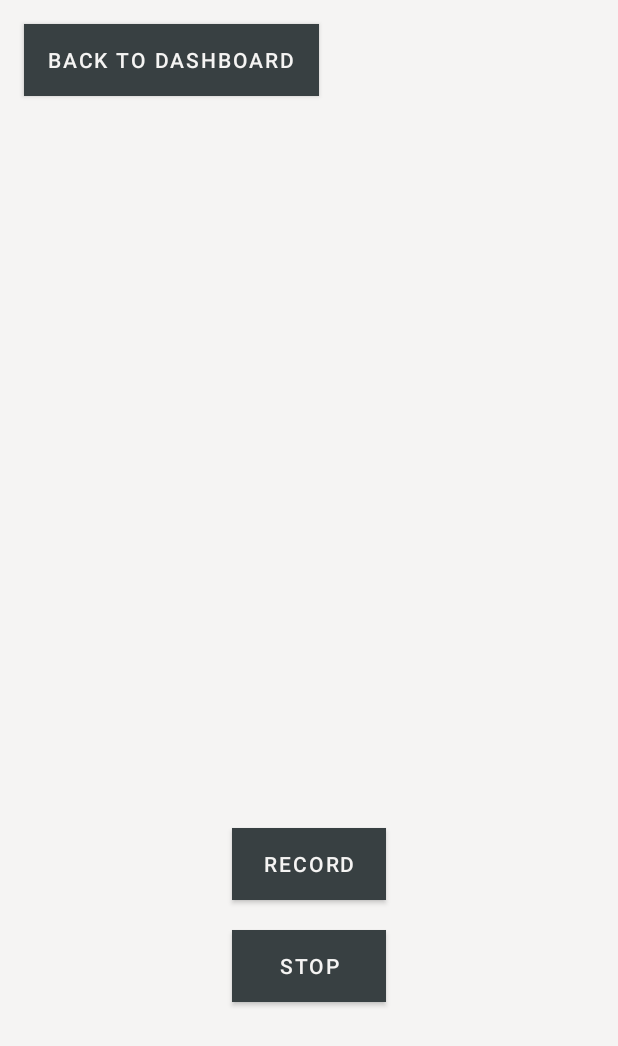
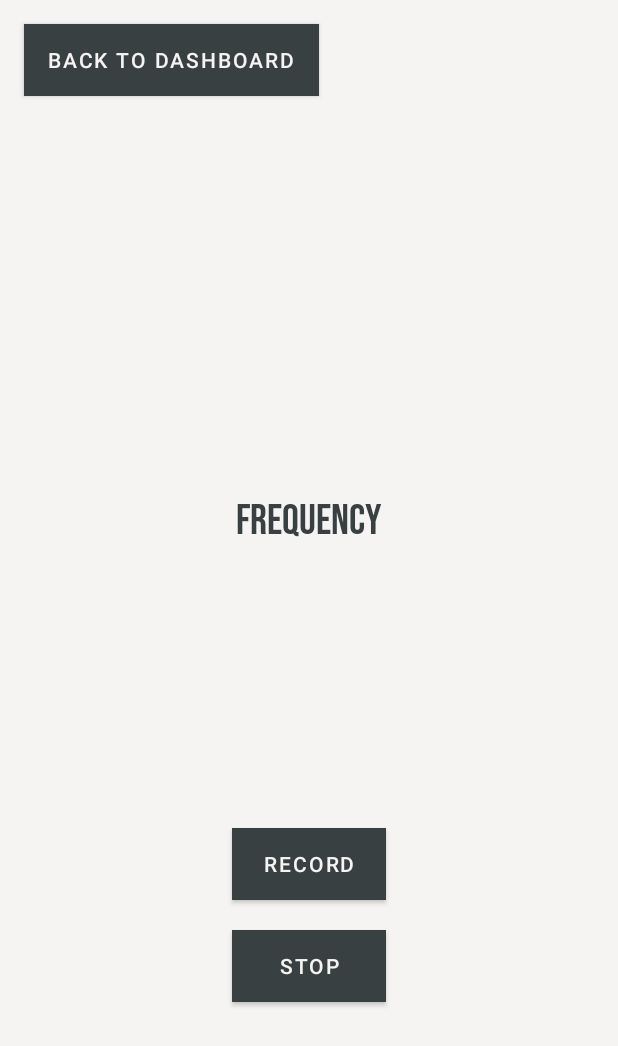
Before and after one commit to CecilioN7/Motif, an Android app: the TunerActivity screen opened directly, with no data from a screen before it, on a phone screen of 412 x 824 dp. Shown: the top 1046 px of the screen. Run offline under Robolectric (Android 15) with nearby library versions, the phone set to English and light mode, and no system bars; Roboto replaces fonts that are not available here.

Commit message:
calculating frequency based on sample rate and audio data buffer

```diff
--- a/app/src/main/res/layout/activity_tuner.xml
+++ b/app/src/main/res/layout/activity_tuner.xml
@@ -76,6 +76,18 @@
         app:layout_constraintStart_toStartOf="@id/RecordButton"
         app:layout_constraintTop_toTopOf="@id/RecordButton"
         android:layout_marginTop="-182dp"/>
+
+    <TextView
+        style="@style/TEXT_MAIN"
+        android:id="@+id/rateTextView"
+        android:layout_width="wrap_content"
+        android:layout_height="wrap_content"
+        android:text="Frequency"
+        android:textSize="28sp"
+        app:layout_constraintEnd_toEndOf="@id/RecordButton"
+        app:layout_constraintStart_toStartOf="@id/RecordButton"
+        app:layout_constraintTop_toTopOf="@id/RecordButton"
+        android:layout_marginTop="-222dp"/>
     <TextView
         style="@style/TEXT"
         android:id="@+id/StatusTextView"
```
Also changed, not shown: app/src/main/java/com/example/motif/TunerActivity.java (+68 -45 lines).
